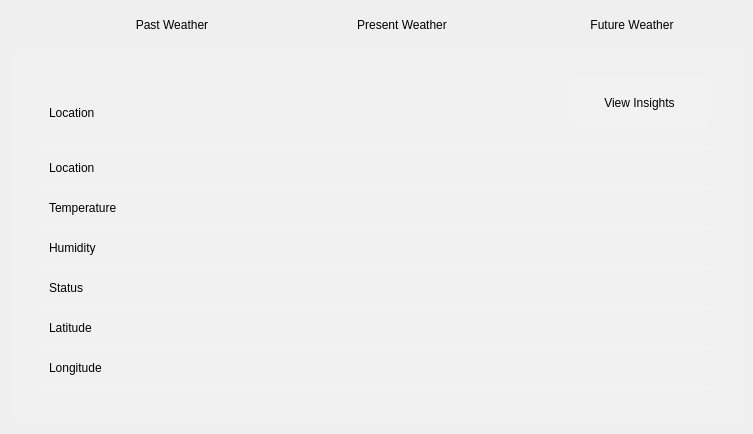
Before: the Qt Designer form intermediatewindow.ui in Aalok376/SkyScout, drawn with Qt 5.
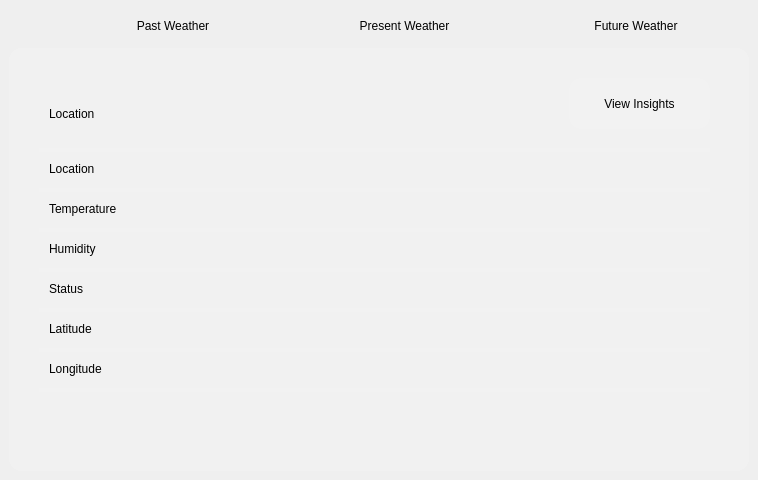
After: the same form once the commit is applied. Icons and pictures are not drawn.

What changed in the file:
```diff
--- a/intermediatewindow.ui
+++ b/intermediatewindow.ui
@@ -6,8 +6,8 @@
    <rect>
     <x>0</x>
     <y>0</y>
-    <width>753</width>
-    <height>434</height>
+    <width>758</width>
+    <height>480</height>
    </rect>
   </property>
   <property name="windowTitle">
@@ -36,7 +36,7 @@
     <widget class="QWidget" name="centralWidget" native="true">
      <layout class="QHBoxLayout" name="horizontalLayout">
       <item>
-       <layout class="QVBoxLayout" name="verticalLayout_2" stretch="1,12">
+       <layout class="QVBoxLayout" name="verticalLayout_2" stretch="1,13">
         <item>
          <layout class="QHBoxLayout" name="horizontalLayout_4" stretch="1,5,5,5">
           <item>
```
